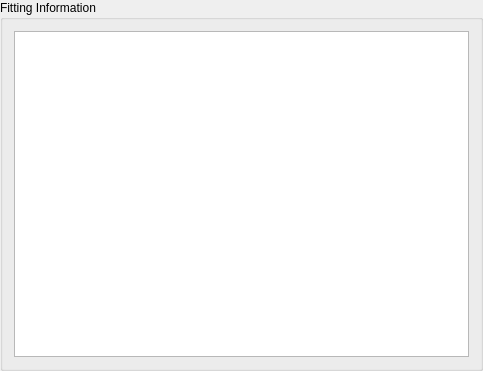
Above: epipy/ui/view/infogroupbox.ui from ckaus/EpiPy before the change. Below: the same form after it.
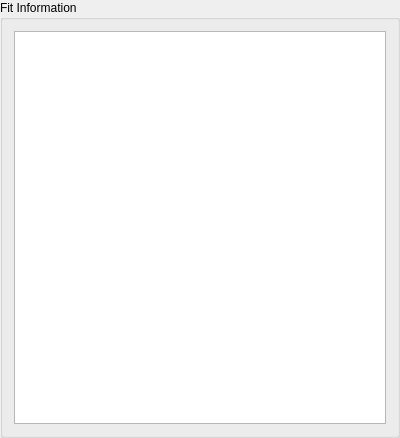
That is the form after the change.

Diff of the .ui file:
```diff
--- a/epipy/ui/view/infogroupbox.ui
+++ b/epipy/ui/view/infogroupbox.ui
@@ -6,21 +6,15 @@
    <rect>
     <x>0</x>
     <y>0</y>
-    <width>483</width>
-    <height>371</height>
+    <width>400</width>
+    <height>438</height>
    </rect>
   </property>
-  <property name="sizePolicy">
-   <sizepolicy hsizetype="Expanding" vsizetype="Expanding">
-    <horstretch>0</horstretch>
-    <verstretch>0</verstretch>
-   </sizepolicy>
-  </property>
   <property name="windowTitle">
    <string>GroupBox</string>
   </property>
   <property name="title">
-   <string>Fitting Information</string>
+   <string>Fit Information</string>
   </property>
   <layout class="QVBoxLayout" name="verticalLayout">
    <item>
```
Left out of the diff: 8 changed lines with no effect on the pictures.
